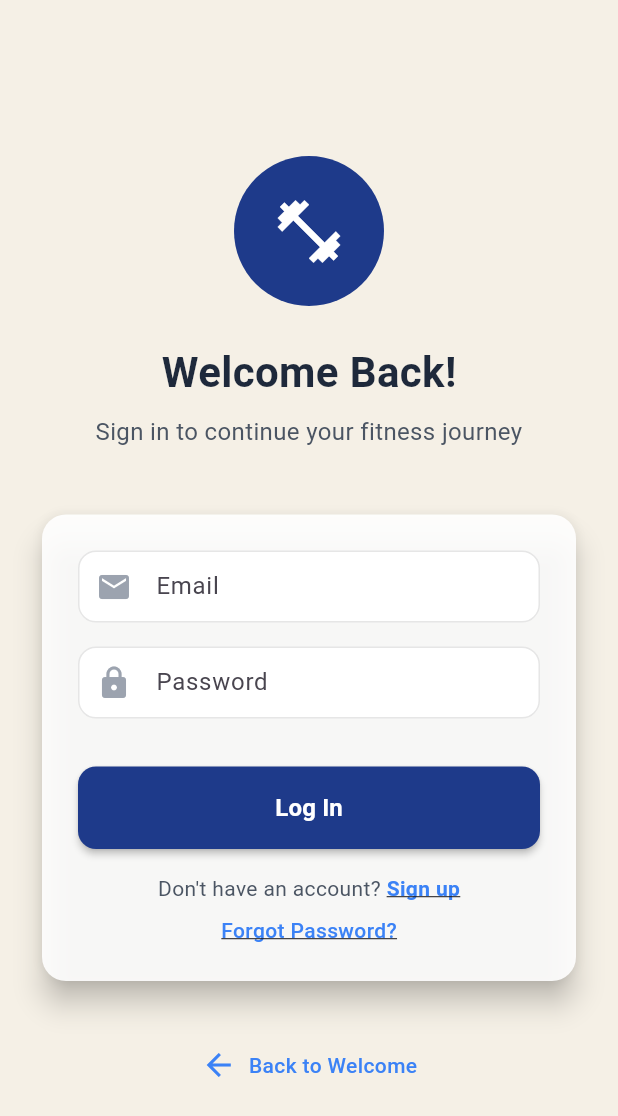
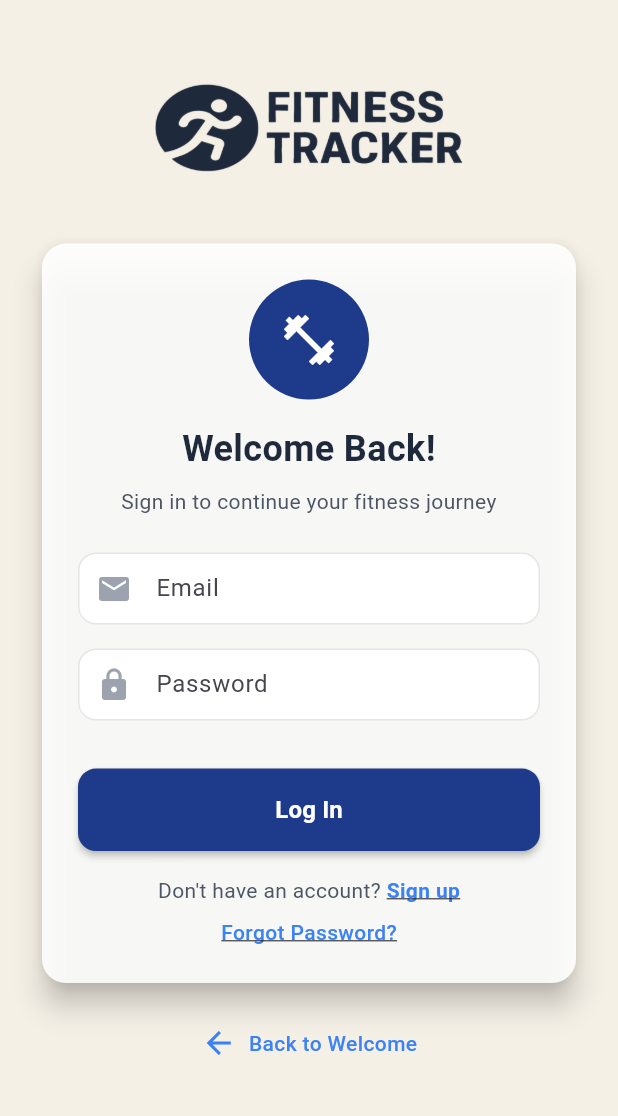
Before and after one commit to Ahmed-Amer01/fitness_tracker_flutter, a Flutter app: the LoginScreen screen opened by its route, on a phone screen of 412 x 824 dp. Shown: the top 1116 px of the screen. Run offline on Flutter 3.47's test engine with Material 3 defaults, Android fonts, the phone set to English and light mode, and no system bars; our stand-ins replace fl_chart, fluttertoast, image_picker, shared_preferences; accounts and stored records are empty.

Commit message:
enhance login screen

```diff
--- a/lib/screens/login_screen.dart
+++ b/lib/screens/login_screen.dart
@@ -26,7 +26,9 @@ class _LoginScreenState extends State<LoginScreen> with TickerProviderStateMixin
     super.initState();
     // Set auth screens mode (always light)
     WidgetsBinding.instance.addPostFrameCallback((_) {
+      if (mounted) {
         Provider.of<ThemeProvider>(context, listen: false).setAuthScreens(true);
+      }
     });
 
     _animationController = AnimationController(
@@ -38,8 +40,10 @@ class _LoginScreenState extends State<LoginScreen> with TickerProviderStateMixin
       CurvedAnimation(parent: _animationController, curve: Curves.easeInOut),
     );
 
-    _slideAnimation =
-        Tween<Offset>(begin: const Offset(0, 0.3), end: Offset.zero).animate(
+    _slideAnimation = Tween<Offset>(
+      begin: const Offset(0, 0.3),
+      end: Offset.zero,
+    ).animate(
       CurvedAnimation(parent: _animationController, curve: Curves.easeOutCubic),
     );
 
@@ -60,7 +64,7 @@ class _LoginScreenState extends State<LoginScreen> with TickerProviderStateMixin
       final themeProvider = Provider.of<ThemeProvider>(context, listen: false);
 
       final result = await authProvider.login(
-        _emailController.text,
+        _emailController.text.trim(),
         _passwordController.text,
       );
 
@@ -74,16 +78,20 @@ class _LoginScreenState extends State<LoginScreen> with TickerProviderStateMixin
         // Set to non-auth screens mode
         themeProvider.setAuthScreens(false);
 
+        if (!mounted) return;
         ScaffoldMessenger.of(context).showSnackBar(
           const SnackBar(
             content: Text('Login successful! Redirecting...'),
-          backgroundColor: Colors.green),
+            backgroundColor: Colors.green,
+          ),
         );
 
-        await Future.delayed(Duration(seconds: 2));
-        Navigator.pushReplacementNamed(context, '/main_layout'); // <-- Updated route
-
+        await Future.delayed(const Duration(seconds: 2));
+        if (mounted) {
+          Navigator.pushReplacementNamed(context, '/main_layout');
+        }
       } else {
+        if (!mounted) return;
         ScaffoldMessenger.of(context).showSnackBar(
           SnackBar(
             content: Text(result.message ?? 'Login failed'),
@@ -96,7 +104,11 @@ class _LoginScreenState extends State<LoginScreen> with TickerProviderStateMixin
 
   @override
   Widget build(BuildContext context) {
+    final screenWidth = MediaQuery.of(context).size.width;
+    final isSmallScreen = screenWidth < 360;
+
     return Scaffold(
+      resizeToAvoidBottomInset: true,
       backgroundColor: AppColors.beige,
       body: Consumer<AuthProvider>(
         builder: (context, authProvider, child) {
@@ -104,59 +116,37 @@ class _LoginScreenState extends State<LoginScreen> with TickerProviderStateMixin
             children: [
               SafeArea(
                 child: SingleChildScrollView(
-                  padding: const EdgeInsets.all(24),
+                  padding: EdgeInsets.all(isSmallScreen ? 16.0 : 24.0),
+                  child: ConstrainedBox(
+                    constraints: BoxConstraints(
+                      minHeight: MediaQuery.of(context).size.height -
+                          MediaQuery.of(context).padding.top -
+                          MediaQuery.of(context).padding.bottom,
+                    ),
+                    child: IntrinsicHeight(
                       child: Column(
                         children: [
-                      const SizedBox(height: 80),
+                          const SizedBox(height: 20),
 
-                      // Hero Section
-                      SlideTransition(
-                        position: _slideAnimation,
-                        child: FadeTransition(
-                          opacity: _fadeAnimation,
-                          child: Column(
-                            children: [
-                              // App Logo/Icon
-                              Container(
-                                width: 100,
-                                height: 100,
-                                decoration: const BoxDecoration(
-                                  shape: BoxShape.circle,
-                                  color: AppColors.blue900,
+                          // Logo Section
+                          Image.asset(
+                            'assets/images/fitnessLogo.png',
+                            fit: BoxFit.contain,
+                            width: screenWidth * 0.5,
+                            height: screenWidth * 0.2,
+                            color: Theme.of(context).appBarTheme.iconTheme?.color,
+                            errorBuilder: (context, error, stackTrace) {
+                              debugPrint('Error loading fitnessLogo.png: $error\n$stackTrace');
+                              return Icon(
+                                Icons.image_not_supported,
+                                color: Theme.of(context).appBarTheme.iconTheme?.color,
+                                size: screenWidth * 0.1,
+                              );
+                            },
                           ),
-                                child: const Icon(
-                                  Icons.fitness_center,
-                                  size: 50,
-                                  color: Colors.white,
-                                ),
-                              ),
-                              const SizedBox(height: 24),
+                          SizedBox(height: isSmallScreen ? 24 : 32),
 
-                              const Text(
-                                'Welcome Back!',
-                                style: TextStyle(
-                                  fontSize: 28,
-                                  fontWeight: FontWeight.bold,
-                                  color: AppColors.primaryDark,
-                                ),
-                              ),
-                              const SizedBox(height: 8),
-                              const Text(
-                                'Sign in to continue your fitness journey',
-                                style: TextStyle(
-                                  fontSize: 16,
-                                  color: AppColors.gray600,
-                                ),
-                                textAlign: TextAlign.center,
-                              ),
-                            ],
-                          ),
-                        ),
-                      ),
-
-                      const SizedBox(height: 40),
-
-                      // Login Form
+                          // Login Form Card
                           SlideTransition(
                             position: _slideAnimation,
                             child: FadeTransition(
@@ -171,17 +161,52 @@ class _LoginScreenState extends State<LoginScreen> with TickerProviderStateMixin
                                   child: Form(
                                     key: _formKey,
                                     child: Column(
-                                  crossAxisAlignment:
-                                      CrossAxisAlignment.stretch,
+                                      crossAxisAlignment: CrossAxisAlignment.stretch,
                                       children: [
-                                    // Email
+                                        // Icon and Welcome Text
+                                        Container(
+                                          width: 80,
+                                          height: 80,
+                                          decoration: const BoxDecoration(
+                                            shape: BoxShape.circle,
+                                            color: AppColors.blue900,
+                                          ),
+                                          child: const Icon(
+                                            Icons.fitness_center,
+                                            size: 40,
+                                            color: Colors.white,
+                                          ),
+                                        ),
+                                        const SizedBox(height: 16),
+
+                                        const Text(
+                                          'Welcome Back!',
+                                          style: TextStyle(
+                                            fontSize: 24,
+                                            fontWeight: FontWeight.bold,
+                                            color: AppColors.primaryDark,
+                                          ),
+                                          textAlign: TextAlign.center,
+                                        ),
+                                        const SizedBox(height: 8),
+
+                                        const Text(
+                                          'Sign in to continue your fitness journey',
+                                          style: TextStyle(
+                                            fontSize: 14,
+                                            color: AppColors.gray600,
+                                          ),
+                                          textAlign: TextAlign.center,
+                                        ),
+                                        const SizedBox(height: 24),
+
+                                        // Email Field
                                         TextFormField(
                                           controller: _emailController,
                                           keyboardType: TextInputType.emailAddress,
                                           decoration: const InputDecoration(
                                             labelText: 'Email',
-                                        prefixIcon: Icon(Icons.email,
-                                            color: AppColors.gray400),
+                                            prefixIcon: Icon(Icons.email, color: AppColors.gray400),
                                           ),
                                           validator: (value) {
                                             if (value == null || value.isEmpty) {
@@ -197,14 +222,13 @@ class _LoginScreenState extends State<LoginScreen> with TickerProviderStateMixin
                                         ),
                                         const SizedBox(height: 16),
 
-                                    // Password
+                                        // Password Field
                                         TextFormField(
                                           controller: _passwordController,
                                           obscureText: true,
                                           decoration: const InputDecoration(
                                             labelText: 'Password',
-                                        prefixIcon: Icon(Icons.lock,
-                                            color: AppColors.gray400),
+                                            prefixIcon: Icon(Icons.lock, color: AppColors.gray400),
                                           ),
                                           validator: (value) {
                                             if (value == null || value.isEmpty) {
@@ -217,16 +241,12 @@ class _LoginScreenState extends State<LoginScreen> with TickerProviderStateMixin
 
                                         // Login Button
                                         ElevatedButton(
-                                      onPressed: authProvider.isLoading
-                                          ? null
-                                          : _login,
+                                          onPressed: authProvider.isLoading ? null : _login,
                                           style: ElevatedButton.styleFrom(
                                             backgroundColor: AppColors.blue900,
-                                        padding: const EdgeInsets.symmetric(
-                                            vertical: 16),
+                                            padding: const EdgeInsets.symmetric(vertical: 16),
                                             shape: RoundedRectangleBorder(
-                                          borderRadius:
-                                              BorderRadius.circular(12),
+                                              borderRadius: BorderRadius.circular(12),
                                             ),
                                           ),
                                           child: const Text(
@@ -238,53 +258,45 @@ class _LoginScreenState extends State<LoginScreen> with TickerProviderStateMixin
                                             ),
                                           ),
                                         ),
-
                                         const SizedBox(height: 16),
 
                                         // Sign Up Link
                                         Row(
-                                      mainAxisAlignment:
-                                          MainAxisAlignment.center,
+                                          mainAxisAlignment: MainAxisAlignment.center,
                                           children: [
-                                        const Text(
+                                            Text(
                                               "Don't have an account? ",
-                                          style: TextStyle(
-                                              color: AppColors.gray600),
+                                              style: TextStyle(color: AppColors.gray600),
                                             ),
                                             GestureDetector(
                                               onTap: () {
-                                            Navigator.pushReplacementNamed(
-                                                context, '/register');
+                                                Navigator.pushReplacementNamed(context, '/register');
                                               },
-                                          child: const Text(
+                                              child: Text(
                                                 'Sign up',
                                                 style: TextStyle(
                                                   color: AppColors.skyBrand,
                                                   fontWeight: FontWeight.w600,
-                                              decoration:
-                                                  TextDecoration.underline,
+                                                  decoration: TextDecoration.underline,
                                                 ),
                                               ),
                                             ),
                                           ],
                                         ),
-
                                         const SizedBox(height: 8),
 
                                         // Forgot Password Link
                                         Center(
                                           child: GestureDetector(
                                             onTap: () {
-                                          Navigator.pushNamed(
-                                              context, '/reset-password');
+                                              Navigator.pushNamed(context, '/reset-password');
                                             },
-                                        child: const Text(
+                                            child: Text(
                                               'Forgot Password?',
                                               style: TextStyle(
                                                 color: AppColors.skyBrand,
                                                 fontWeight: FontWeight.w500,
-                                            decoration:
-                                                TextDecoration.underline,
+                                                decoration: TextDecoration.underline,
                                               ),
                                             ),
                                           ),
@@ -297,18 +309,18 @@ class _LoginScreenState extends State<LoginScreen> with TickerProviderStateMixin
                             ),
                           ),
 
-                      const SizedBox(height: 40),
+                          const SizedBox(height: 24),
 
-                      // Back to Welcome
+                          // Back to Welcome Button
                           GestureDetector(
                             onTap: () {
                               Navigator.pushReplacementNamed(context, '/');
                             },
-                        child: const Row(
+                            child: Row(
                               mainAxisAlignment: MainAxisAlignment.center,
                               children: [
                                 Icon(Icons.arrow_back, color: AppColors.skyBrand),
-                            SizedBox(width: 8),
+                                const SizedBox(width: 8),
                                 Text(
                                   'Back to Welcome',
                                   style: TextStyle(
@@ -323,6 +335,8 @@ class _LoginScreenState extends State<LoginScreen> with TickerProviderStateMixin
                       ),
                     ),
                   ),
+                ),
+              ),
 
               // Loading Overlay
               if (authProvider.isLoading)
```
Lines whose indentation alone changed are shown as unchanged.
